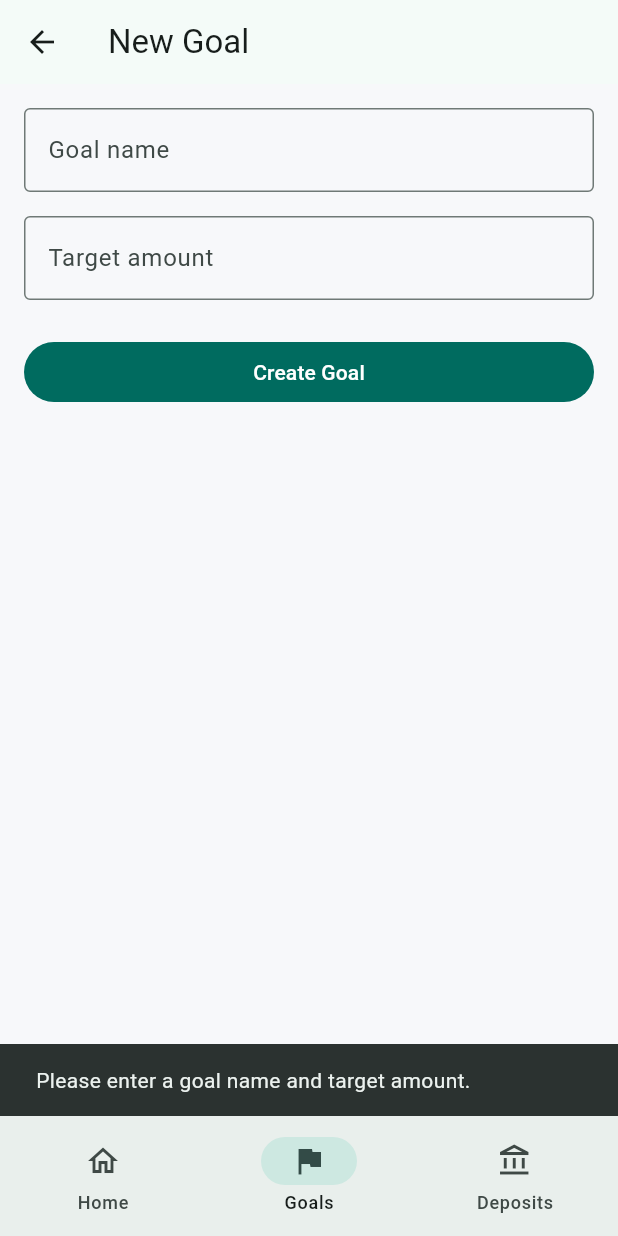
After one commit to pran9803/SaveSmart, a Flutter app: the NewGoalScreen screen opened by its route, after a tap on "Create Goal", on a phone screen of 412 x 824 dp. The commit adds this screen. Run offline on Flutter 3.47's test engine with Material 3 defaults, Android fonts, the phone set to English and light mode, and no system bars; our stand-ins replace go_router, shared_preferences; accounts and stored records are empty.

Commit message:
Build goals navigation and goal model

```diff
--- a/lib/app/app_shell.dart
+++ b/lib/app/app_shell.dart
@@ -2,9 +2,26 @@ import 'package:flutter/material.dart';
 import 'package:go_router/go_router.dart';
 
 class AppShell extends StatelessWidget {
-  const AppShell({required this.navigationShell, super.key});
+  const AppShell({
+    required this.navigationShell,
+    required this.location,
+    super.key,
+  });
 
   final StatefulNavigationShell navigationShell;
+  final String location;
+
+  int get _selectedIndex {
+    if (location.startsWith('/goals')) {
+      return 1;
+    }
+
+    if (location.startsWith('/deposits')) {
+      return 2;
+    }
+
+    return 0;
+  }
 
   void _onDestinationSelected(int index) {
     navigationShell.goBranch(
@@ -18,7 +35,7 @@ class AppShell extends StatelessWidget {
     return Scaffold(
       body: navigationShell,
       bottomNavigationBar: NavigationBar(
-        selectedIndex: navigationShell.currentIndex,
+        selectedIndex: _selectedIndex,
         onDestinationSelected: _onDestinationSelected,
         destinations: const [
           NavigationDestination(
--- a/lib/app/router.dart
+++ b/lib/app/router.dart
@@ -1,9 +1,10 @@
 import 'package:go_router/go_router.dart';
 
+import '../features/goals/presentation/new_goal_screen.dart';
 import '../core/auth/auth_controller.dart';
 import '../screens/auth/login_screen.dart';
 import '../screens/deposits/deposits_screen.dart';
-import '../screens/goals/goals_screen.dart';
+import '../features/goals/presentation/goals_screen.dart';
 import '../screens/home/home_screen.dart';
 import '../screens/startup/splash_screen.dart';
 import 'app_shell.dart';
@@ -56,9 +57,27 @@ final appRouter = GoRouter(
 
     StatefulShellRoute.indexedStack(
       builder: (context, state, navigationShell) {
-        return AppShell(navigationShell: navigationShell);
+        return AppShell(
+          navigationShell: navigationShell,
+          location: state.matchedLocation,
+        );
       },
       branches: [
+        StatefulShellBranch(
+          routes: [
+            GoRoute(
+              path: AppRoutes.goals,
+              builder: (context, state) => const GoalsScreen(),
+              routes: [
+                GoRoute(
+                  path: 'new',
+                  builder: (context, state) => const NewGoalScreen(),
+                ),
+              ],
+            ),
+          ],
+        ),
+
         StatefulShellBranch(
           routes: [
             GoRoute(
--- a/lib/app/routes.dart
+++ b/lib/app/routes.dart
@@ -4,5 +4,6 @@ class AppRoutes {
 
   static const home = '/home';
   static const goals = '/goals';
+  static const newGoal = '/goals/new';
   static const deposits = '/deposits';
 }
--- /dev/null
+++ b/lib/features/goals/data/goal_repository.dart
@@ -0,0 +1,12 @@
+import '../domain/goal.dart';
+
+abstract class GoalRepository {
+  Future<List<Goal>> getGoals();
+
+  Future<Goal> createGoal({
+    required String name,
+    required int targetAmountPaise,
+  });
+
+  Future<Goal?> getGoalById(String id);
+}
--- /dev/null
+++ b/lib/features/goals/data/in_memory_goal_repository.dart
@@ -0,0 +1,55 @@
+import '../domain/goal.dart';
+import 'goal_repository.dart';
+
+class InMemoryGoalRepository implements GoalRepository {
+  final List<Goal> _goals = [
+    Goal(
+      id: 'goal-1',
+      name: 'New Bike',
+      targetAmountPaise: 8000000,
+      savedAmountPaise: 4500000,
+      createdAt: DateTime.utc(2026, 1, 1),
+    ),
+    Goal(
+      id: 'goal-2',
+      name: 'Goa Trip',
+      targetAmountPaise: 3000000,
+      savedAmountPaise: 1800000,
+      createdAt: DateTime.utc(2026, 2, 1),
+    ),
+  ];
+
+  @override
+  Future<List<Goal>> getGoals() async {
+    return List.unmodifiable(_goals);
+  }
+
+  @override
+  Future<Goal?> getGoalById(String id) async {
+    for (final goal in _goals) {
+      if (goal.id == id) {
+        return goal;
+      }
+    }
+
+    return null;
+  }
+
+  @override
+  Future<Goal> createGoal({
+    required String name,
+    required int targetAmountPaise,
+  }) async {
+    final goal = Goal(
+      id: 'goal-${_goals.length + 1}',
+      name: name,
+      targetAmountPaise: targetAmountPaise,
+      savedAmountPaise: 0,
+      createdAt: DateTime.now().toUtc(),
+    );
+
+    _goals.add(goal);
+
+    return goal;
+  }
+}
--- /dev/null
+++ b/lib/features/goals/domain/goal.dart
@@ -0,0 +1,32 @@
+class Goal {
+  const Goal({
+    required this.id,
+    required this.name,
+    required this.targetAmountPaise,
+    required this.savedAmountPaise,
+    required this.createdAt,
+  });
+
+  final String id;
+  final String name;
+
+  /// Monetary values are stored as integer paise.
+  final int targetAmountPaise;
+  final int savedAmountPaise;
+
+  final DateTime createdAt;
+
+  double get progress {
+    if (targetAmountPaise <= 0) {
+      return 0;
+    }
+
+    return (savedAmountPaise / targetAmountPaise).clamp(0.0, 1.0);
+  }
+
+  int get remainingAmountPaise {
+    final remaining = targetAmountPaise - savedAmountPaise;
+
+    return remaining > 0 ? remaining : 0;
+  }
+}
--- /dev/null
+++ b/lib/features/goals/presentation/goals_screen.dart
@@ -0,0 +1,130 @@
+import 'package:flutter/material.dart';
+import 'package:go_router/go_router.dart';
+
+import '../../../app/routes.dart';
+import '../data/in_memory_goal_repository.dart';
+import '../domain/goal.dart';
+
+class GoalsScreen extends StatefulWidget {
+  const GoalsScreen({super.key});
+
+  @override
+  State<GoalsScreen> createState() => _GoalsScreenState();
+}
+
+class _GoalsScreenState extends State<GoalsScreen> {
+  final InMemoryGoalRepository _repository = InMemoryGoalRepository();
+
+  late Future<List<Goal>> _goalsFuture;
+
+  @override
+  void initState() {
+    super.initState();
+
+    _loadGoals();
+  }
+
+  void _loadGoals() {
+    _goalsFuture = _repository.getGoals();
+  }
+
+  @override
+  Widget build(BuildContext context) {
+    return Scaffold(
+      appBar: AppBar(title: const Text('Goals')),
+      body: FutureBuilder<List<Goal>>(
+        future: _goalsFuture,
+        builder: (context, snapshot) {
+          if (snapshot.connectionState == ConnectionState.waiting) {
+            return const Center(child: CircularProgressIndicator());
+          }
+
+          if (snapshot.hasError) {
+            return const Center(child: Text('Unable to load goals.'));
+          }
+
+          final goals = snapshot.data ?? [];
+
+          if (goals.isEmpty) {
+            return const Center(child: Text('No goals yet.'));
+          }
+
+          return ListView.builder(
+            padding: const EdgeInsets.all(16),
+            itemCount: goals.length,
+            itemBuilder: (context, index) {
+              return _GoalCard(goal: goals[index]);
+            },
+          );
+        },
+      ),
+      floatingActionButton: FloatingActionButton(
+        onPressed: () {
+          context.push(AppRoutes.newGoal);
+        },
+        child: const Icon(Icons.add),
+      ),
+    );
+  }
+}
+
+class _GoalCard extends StatelessWidget {
+  const _GoalCard({required this.goal});
+
+  final Goal goal;
+
+  @override
+  Widget build(BuildContext context) {
+    final progressPercentage = (goal.progress * 100).round();
+
+    return Card(
+      margin: const EdgeInsets.only(bottom: 12),
+      child: Padding(
+        padding: const EdgeInsets.all(16),
+        child: Column(
+          crossAxisAlignment: CrossAxisAlignment.start,
+          children: [
+            Text(goal.name, style: Theme.of(context).textTheme.titleMedium),
+            const SizedBox(height: 12),
+            LinearProgressIndicator(value: goal.progress),
+            const SizedBox(height: 8),
+            Text(
+              '${_formatAmount(goal.savedAmountPaise)} of '
+              '${_formatAmount(goal.targetAmountPaise)} '
+              '• $progressPercentage%',
+            ),
+          ],
+        ),
+      ),
+    );
+  }
+
+  String _formatAmount(int paise) {
+    final rupees = paise ~/ 100;
+    return '₹${_formatIndianNumber(rupees)}';
+  }
+
+  String _formatIndianNumber(int value) {
+    final digits = value.toString();
+
+    if (digits.length <= 3) {
+      return digits;
+    }
+
+    final lastThree = digits.substring(digits.length - 3);
+    var remaining = digits.substring(0, digits.length - 3);
+
+    final parts = <String>[];
+
+    while (remaining.length > 2) {
+      parts.insert(0, remaining.substring(remaining.length - 2));
+      remaining = remaining.substring(0, remaining.length - 2);
+    }
+
+    if (remaining.isNotEmpty) {
+      parts.insert(0, remaining);
+    }
+
+    return '${parts.join(',')},$lastThree';
+  }
+}
--- /dev/null
+++ b/lib/features/goals/presentation/new_goal_screen.dart
@@ -0,0 +1,71 @@
+import 'package:flutter/material.dart';
+
+class NewGoalScreen extends StatefulWidget {
+  const NewGoalScreen({super.key});
+
+  @override
+  State<NewGoalScreen> createState() => _NewGoalScreenState();
+}
+
+class _NewGoalScreenState extends State<NewGoalScreen> {
+  final _nameController = TextEditingController();
+  final _targetController = TextEditingController();
+
+  @override
+  void dispose() {
+    _nameController.dispose();
+    _targetController.dispose();
+    super.dispose();
+  }
+
+  void _createGoal() {
+    final name = _nameController.text.trim();
+    final target = _targetController.text.trim();
+
+    if (name.isEmpty || target.isEmpty) {
+      ScaffoldMessenger.of(context).showSnackBar(
+        const SnackBar(
+          content: Text('Please enter a goal name and target amount.'),
+        ),
+      );
+      return;
+    }
+
+    Navigator.of(context).pop();
+  }
+
+  @override
+  Widget build(BuildContext context) {
+    return Scaffold(
+      appBar: AppBar(title: const Text('New Goal')),
+      body: ListView(
+        padding: const EdgeInsets.all(16),
+        children: [
+          TextField(
+            controller: _nameController,
+            decoration: const InputDecoration(
+              labelText: 'Goal name',
+              hintText: 'e.g. New Bike',
+              border: OutlineInputBorder(),
+            ),
+          ),
+          const SizedBox(height: 16),
+          TextField(
+            controller: _targetController,
+            keyboardType: TextInputType.number,
+            decoration: const InputDecoration(
+              labelText: 'Target amount',
+              prefixText: '₹ ',
+              border: OutlineInputBorder(),
+            ),
+          ),
+          const SizedBox(height: 24),
+          FilledButton(
+            onPressed: _createGoal,
+            child: const Text('Create Goal'),
+          ),
+        ],
+      ),
+    );
+  }
+}
```
Also changed, not shown: 1 other file.
